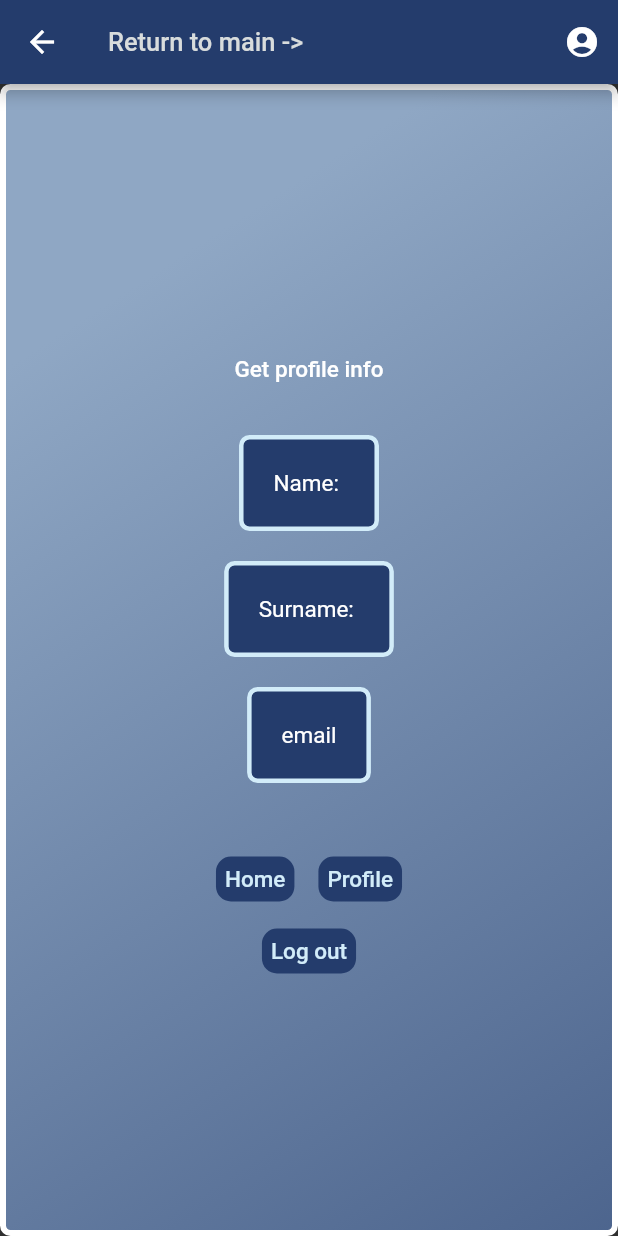
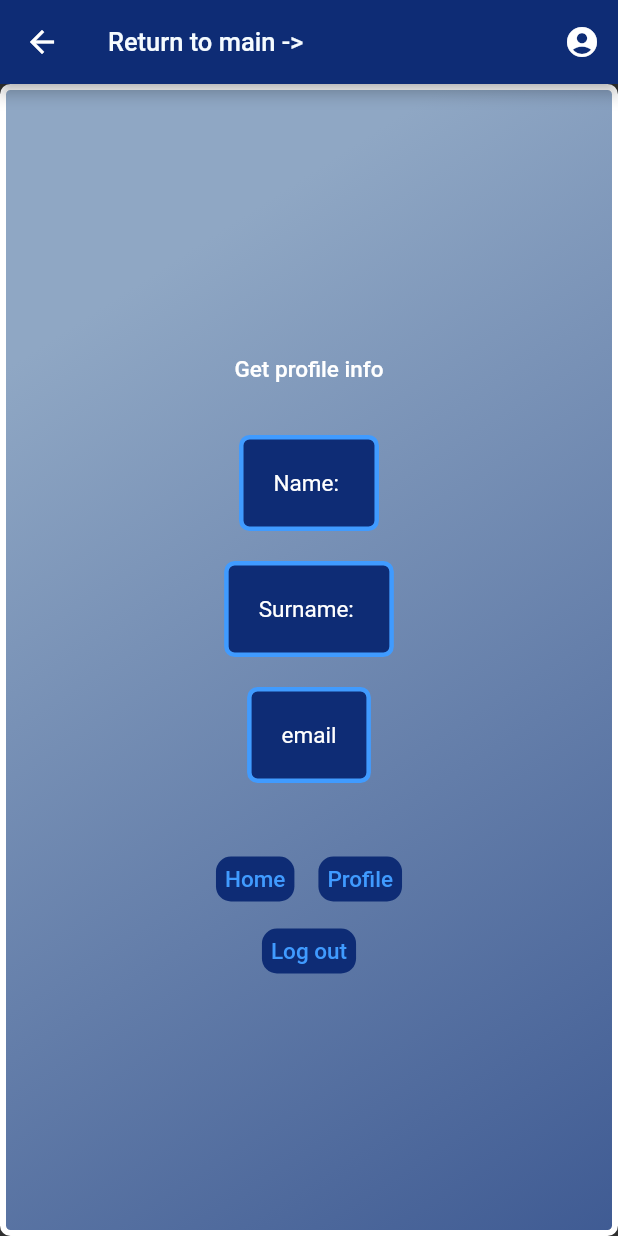
Before and after one commit to Janata007/TranslucentMobile, a Flutter app: the ProfileScreen screen opened directly, on a phone screen of 412 x 824 dp. Run offline on Flutter 3.47's test engine with Material 2 defaults, Android fonts, the phone set to English and light mode, and no system bars; our stand-ins replace flutter_local_notifications, shared_preferences; accounts and stored records are empty.

Commit message:
colors change

```diff
--- a/lib/constants.dart
+++ b/lib/constants.dart
@@ -4,9 +4,9 @@ import 'package:translucent_mobile/utils/Arrangement.dart';
 import 'package:translucent_mobile/utils/user.dart';
 
 const semiBlue = Color.fromRGBO(143, 167, 196, 1);
-const lightBlue = Color.fromRGBO(210, 236, 249, 1);
-const lightGray = Color.fromRGBO(216, 220, 220, 1);
-const darkBlue = Color.fromRGBO(36, 60, 108, 1);
+const lightBlue = Color.fromRGBO(64,155,255, 1);
+const lightGray = Color.fromRGBO(245,251,255, 1);
+const darkBlue = Color.fromRGBO(14,44,117, 1);
 
 final logo =
     Image.asset("assets/translucent_logo.png", width: 180, height: 180);
```
